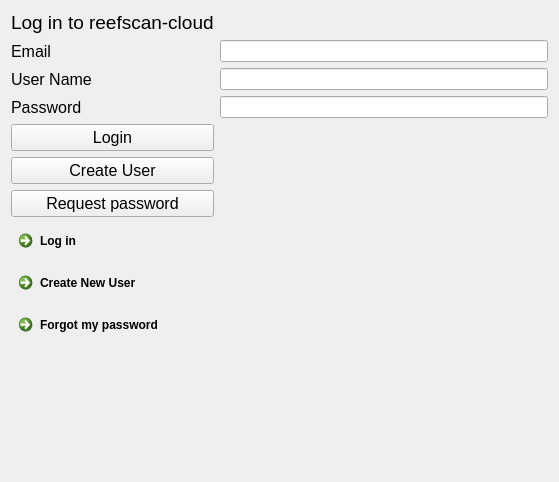
Old version of the form src/resources/cloud-log-in.ui in the repository open-AIMS/reefscan_desktop_data_manager.
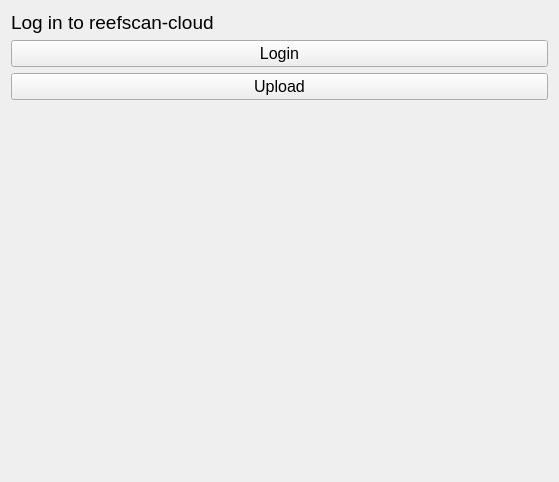
New version of the form.

Commit message: start cloud functionality

Patch:
```diff
--- a/src/resources/cloud-log-in.ui
+++ b/src/resources/cloud-log-in.ui
@@ -14,59 +14,6 @@
    <string>Form</string>
   </property>
   <layout class="QGridLayout" name="gridLayout">
-   <item row="12" column="0">
-    <widget class="QCommandLinkButton" name="new_user_mode_button">
-     <property name="text">
-      <string>Create New User</string>
-     </property>
-    </widget>
-   </item>
-   <item row="7" column="1">
-    <widget class="QLineEdit" name="password_edit">
-     <property name="echoMode">
-      <enum>QLineEdit::PasswordEchoOnEdit</enum>
-     </property>
-    </widget>
-   </item>
-   <item row="5" column="0">
-    <widget class="QLabel" name="username_label">
-     <property name="font">
-      <font>
-       <pointsize>12</pointsize>
-      </font>
-     </property>
-     <property name="text">
-      <string>User Name</string>
-     </property>
-    </widget>
-   </item>
-   <item row="7" column="0">
-    <widget class="QLabel" name="password_label">
-     <property name="font">
-      <font>
-       <pointsize>12</pointsize>
-      </font>
-     </property>
-     <property name="text">
-      <string>Password</string>
-     </property>
-    </widget>
-   </item>
-   <item row="8" column="0">
-    <widget class="QPushButton" name="login_button">
-     <property name="font">
-      <font>
-       <pointsize>12</pointsize>
-      </font>
-     </property>
-     <property name="text">
-      <string>Login</string>
-     </property>
-    </widget>
-   </item>
-   <item row="5" column="1">
-    <widget class="QLineEdit" name="username_edit"/>
-   </item>
    <item row="3" column="0">
     <widget class="QLabel" name="label_3">
      <property name="sizeIncrement">
@@ -88,14 +35,31 @@
      </property>
     </widget>
    </item>
-   <item row="13" column="0">
-    <widget class="QCommandLinkButton" name="forgot_mode_button">
+   <item row="5" column="0">
+    <widget class="QPushButton" name="login_button">
+     <property name="font">
+      <font>
+       <pointsize>12</pointsize>
+      </font>
+     </property>
      <property name="text">
-      <string>Forgot my password</string>
+      <string>Login</string>
      </property>
     </widget>
    </item>
-   <item row="14" column="0">
+   <item row="6" column="0">
+    <widget class="QPushButton" name="upload_button">
+     <property name="font">
+      <font>
+       <pointsize>12</pointsize>
+      </font>
+     </property>
+     <property name="text">
+      <string>Upload</string>
+     </property>
+    </widget>
+   </item>
+   <item row="7" column="0">
     <spacer name="verticalSpacer">
      <property name="orientation">
       <enum>Qt::Vertical</enum>
@@ -108,52 +72,6 @@
      </property>
     </spacer>
    </item>
-   <item row="11" column="0">
-    <widget class="QCommandLinkButton" name="existing_user_mode_button">
-     <property name="text">
-      <string>Log in</string>
-     </property>
-    </widget>
-   </item>
-   <item row="9" column="0">
-    <widget class="QPushButton" name="create_user_button">
-     <property name="font">
-      <font>
-       <pointsize>12</pointsize>
-      </font>
-     </property>
-     <property name="text">
-      <string>Create User</string>
-     </property>
-    </widget>
-   </item>
-   <item row="10" column="0">
-    <widget class="QPushButton" name="request_password_button">
-     <property name="font">
-      <font>
-       <pointsize>12</pointsize>
-      </font>
-     </property>
-     <property name="text">
-      <string>Request password</string>
-     </property>
-    </widget>
-   </item>
-   <item row="4" column="0">
-    <widget class="QLabel" name="email_label">
-     <property name="font">
-      <font>
-       <pointsize>12</pointsize>
-      </font>
-     </property>
-     <property name="text">
-      <string>Email</string>
-     </property>
-    </widget>
-   </item>
-   <item row="4" column="1">
-    <widget class="QLineEdit" name="email_edit"/>
-   </item>
   </layout>
  </widget>
  <resources/>
```
The commit also changes 6 other files.
